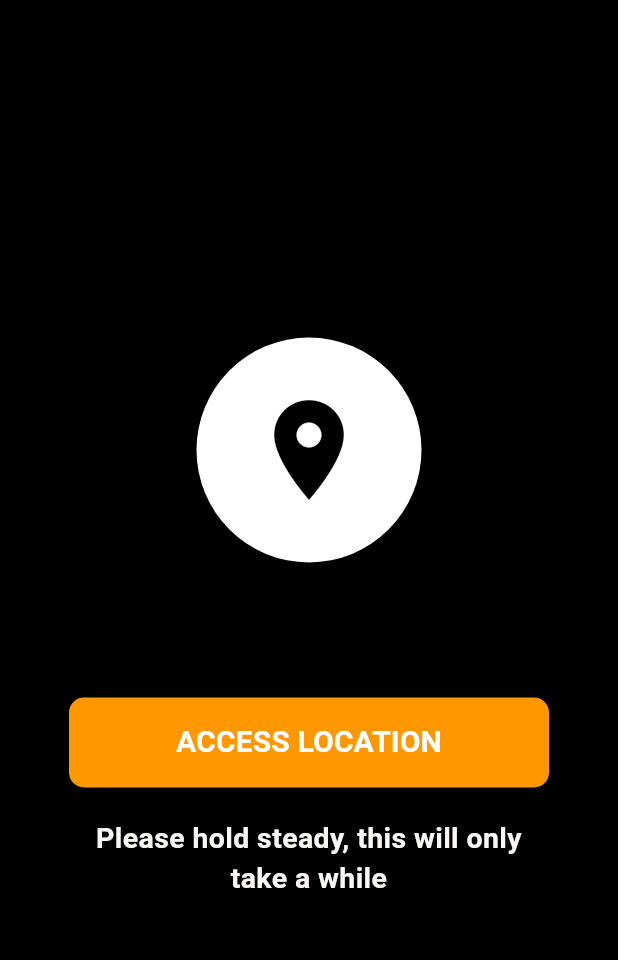
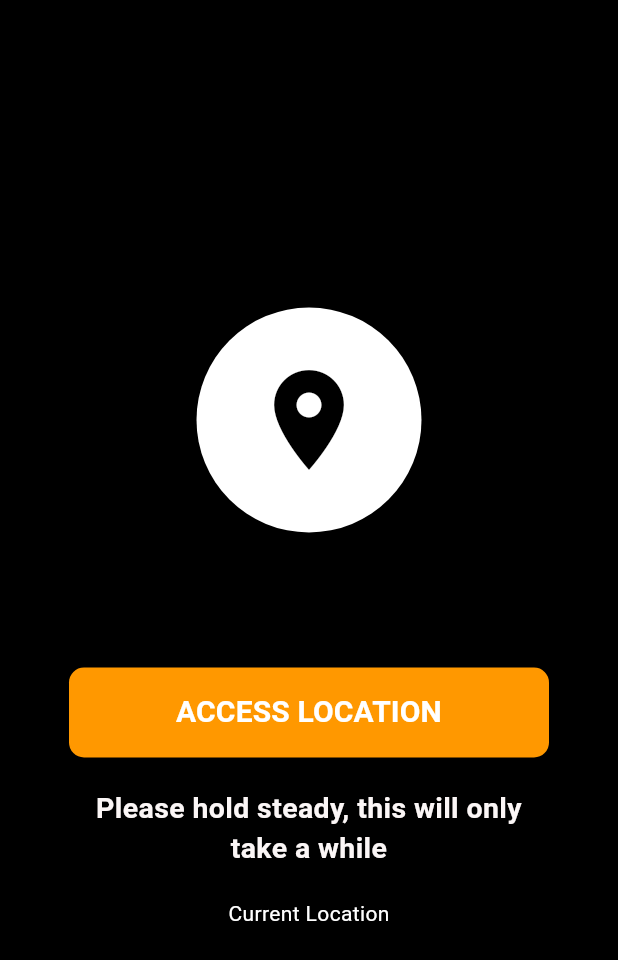
Before and after one commit to scythemenace/Crumbs, a Flutter app: the Location screen opened directly, after a tap on "ACCESS LOCATION", on a phone screen of 412 x 824 dp. Shown: the top 960 px of the screen. Run offline on Flutter 3.47's test engine with Material 3 defaults, Android fonts, the phone set to English and light mode, and no system bars; our stand-ins replace cloud_firestore, firebase_auth, firebase_core, geolocator, google_fonts; accounts and stored records are empty; Roboto replaces fonts that are missing (Sen).

Commit message:
Commit before location fetching experiments

```diff
--- a/crumbs/lib/main.dart
+++ b/crumbs/lib/main.dart
@@ -2,6 +2,9 @@ import 'package:firebase_core/firebase_core.dart';
 import 'auth.dart';
 import 'package:flutter/material.dart';
 import 'package:google_fonts/google_fonts.dart';
+import 'package:geolocator/geolocator.dart';
+import 'package:cloud_firestore/cloud_firestore.dart';
+import 'package:firebase_auth/firebase_auth.dart';
 
 const Color textFieldColor = Color(0xFFF0F5FA);
 const Color backgroundColor = Color(0xFF121223);
@@ -10,19 +13,104 @@ void main() async {
   WidgetsFlutterBinding.ensureInitialized();
   await Firebase.initializeApp();
   runApp(EntryPage());
+  FirebaseFirestore.instance.settings = Settings(
+    persistenceEnabled: true,
+  );
 }
 
 
-class LocationPage extends StatelessWidget {
+
+
+class Location extends StatefulWidget {
   @override
-  Widget build(BuildContext context) {
-    return MaterialApp(
-      home: Location(),
-    );
-  }
+  // ignore: library_private_types_in_public_api
+  _LocationState createState() => _LocationState();
 }
 
-class Location extends StatelessWidget {
+class _LocationState extends State<Location> {
+
+  late String lat;
+  late String long;
+  late String locationMessage = "Current Location";
+
+  Future<Position> _getCurrentLocation() async {
+    bool serviceEnabled;
+    LocationPermission permission;
+
+    // Test if location services are enabled.
+    serviceEnabled = await Geolocator.isLocationServiceEnabled();
+    if (!serviceEnabled) {
+      // Location services are not enabled don't continue
+      // accessing the position and request users of the
+      // App to enable the location services.
+      return Future.error('Location services are disabled.');
+    }
+
+    permission = await Geolocator.checkPermission();
+    if (permission == LocationPermission.denied) {
+      permission = await Geolocator.requestPermission();
+      if (permission == LocationPermission.denied) {
+        // Permissions are denied, next time you could try
+        // requesting permissions again (this is also where
+        // Android's shouldShowRequestPermissionRationale
+        // returned true. According to Android guidelines
+        // your App should show an explanatory UI now.
+        return Future.error('Location permissions are denied');
+      }
+    }
+
+    if (permission == LocationPermission.deniedForever) {
+      // Permissions are denied forever, handle appropriately.
+      return Future.error(
+        'Location permissions are permanently denied, we cannot request permissions.');
+    }
+
+    // When we reach here, permissions are granted and we can
+    // continue accessing the position of the device.
+    return await Geolocator.getCurrentPosition();
+}
+
+  void _livelocation() {
+    LocationSettings locationSettings = const LocationSettings(
+      accuracy: LocationAccuracy.high,
+      distanceFilter: 100,
+    );
+
+    Geolocator.getPositionStream(locationSettings: locationSettings)
+        .listen((Position position) {
+      lat = position.latitude.toString();
+      long = position.longitude.toString();
+
+      setState(() {
+        locationMessage = "Latitude: $lat, Longitude: $long";
+      });
+
+      _storeLocationInFirestore(position.latitude, position.longitude);
+    });
+  }
+
+
+  Future<void> _storeLocationInFirestore(double latitude, double longitude) async {
+    try {
+      // Get the current user's UID from Firebase authentication
+      String uid = FirebaseAuth.instance.currentUser?.uid ?? "";
+
+      // Create a reference to the user's document in Firestore
+      DocumentReference userRef = FirebaseFirestore.instance.collection('users').doc(uid);
+
+      // Update the user's location in Firestore
+      await userRef.update({
+        'latitude': latitude,
+        'longitude': longitude,
+      });
+
+      print('Location stored successfully.');
+    } catch (e) {
+      print('Error storing location: $e');
+    }
+  }
+
+
   @override
   Widget build(BuildContext context) {
     return Scaffold(
@@ -46,8 +134,19 @@ class Location extends StatelessWidget {
             ),
             SizedBox(height: 90),
             ElevatedButton(
-              onPressed: () {
-                // Add your location access logic here
+              onPressed: () async {
+                try {
+                  Position position = await _getCurrentLocation();
+                  setState(() {
+                    lat = '${position.latitude}';
+                    long = '${position.longitude}';
+                    locationMessage = "Latitude: $lat, Longitude: $long";
+                  });
+                  _livelocation();
+                } catch (e) {
+                  print(e.toString());
+                  // Handle errors if needed
+                }
               },
               style: ElevatedButton.styleFrom(
                 backgroundColor: Colors.orange,
@@ -71,7 +170,7 @@ class Location extends StatelessWidget {
             ),
             SizedBox(height: 20),
             Container(
-              margin: EdgeInsets.symmetric(horizontal: 50.0), // Adjusted margin to occupy the width
+              margin: EdgeInsets.symmetric(horizontal: 50.0),
               child: Text(
                 "Please hold steady, this will only take a while",
                 style: GoogleFonts.sen(
@@ -83,6 +182,11 @@ class Location extends StatelessWidget {
                 ),
                 textAlign: TextAlign.center,
               ),
+            ),
+            SizedBox(height: 20),
+            Text(
+              locationMessage, // Added null check
+              style: TextStyle(color: Colors.white),
             ),
           ],
         ),
@@ -169,7 +273,7 @@ class MyHomePage extends StatelessWidget {
                   // Handle user button press
                   Navigator.push(
                     context,
-                    MaterialPageRoute(builder: (context) => LocationPage()),
+                    MaterialPageRoute(builder: (context) => Location()),
                   );
                 },
                 style: ElevatedButton.styleFrom(
@@ -197,7 +301,7 @@ class MyHomePage extends StatelessWidget {
                   // Handle restaurant button press
                   Navigator.push(
                     context,
-                    MaterialPageRoute(builder: (context) => LocationPage()),
+                    MaterialPageRoute(builder: (context) => Location()),
                   );
                 },
                 style: ElevatedButton.styleFrom(
```
Also changed, not shown: 4 other files.
